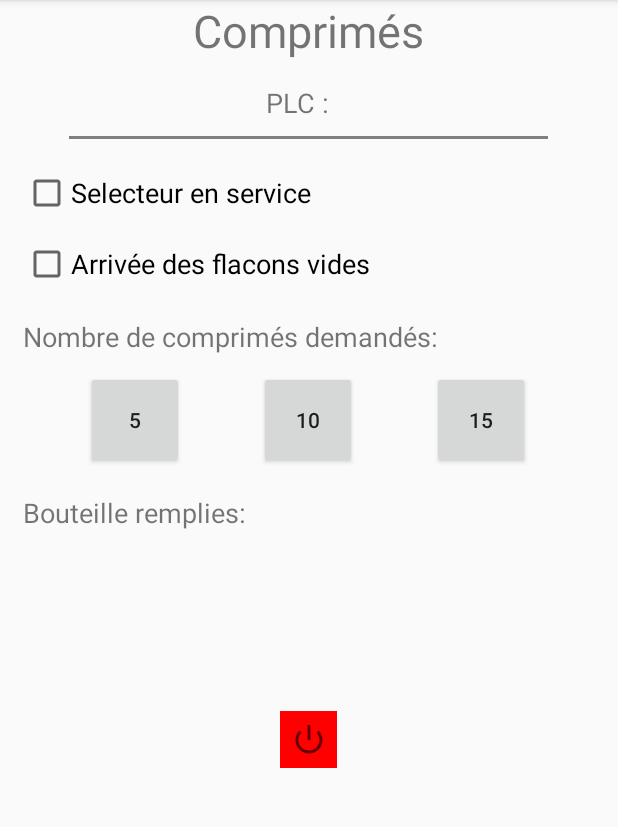
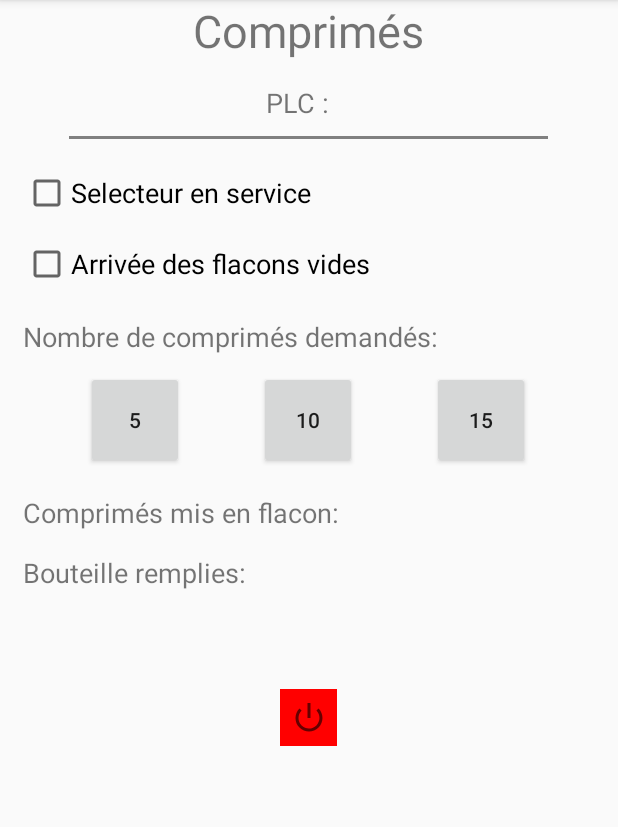
Before and after one commit to l-Legacy-l/S7-PLC-Monitor, an Android app: the AutomatonCompActivity screen opened directly, with no data from a screen before it, on a phone screen of 412 x 824 dp, the part 84-911 px from its top. Run offline under Robolectric (Android 15) with nearby library versions, the phone set to English and light mode, and no system bars.

Commit message:
Ajout d'une information supplémentaire à lire dans le processus de comprimés + gestion des composants graphique lors de la deconnexion a l'automate

```diff
--- a/app/src/main/java/com/example/fabio/plcmonitor/Activity/AutomatonCompActivity.java
+++ b/app/src/main/java/com/example/fabio/plcmonitor/Activity/AutomatonCompActivity.java
@@ -23,15 +23,10 @@ public class AutomatonCompActivity extends AppCompatActivity
     private NetworkInfo network;
     private ConnectivityManager statusConnexion;
 
-    private TextView tv_comp_PLCnumber;
-    private TextView tv_comp_nbBouteille;
-    private CheckBox cb_comp_service;
-    private CheckBox cb_comp_flacon;
-    private Button bt_comp_5;
-    private Button bt_comp_10;
-    private Button bt_comp_15;
+    private TextView tv_comp_PLCnumber, tv_comp_nbBouteille, tv_comp_nbFlacon;
+    private CheckBox cb_comp_service, cb_comp_flacon;
+    private Button bt_comp_5, bt_comp_10, bt_comp_15;
     private ImageButton ib_comp_connexion;
-
 
     @Override
     protected void onCreate(Bundle savedInstanceState)
@@ -44,6 +39,7 @@ public class AutomatonCompActivity extends AppCompatActivity
 
         tv_comp_PLCnumber = (TextView)findViewById(R.id.tv_comp_PLCnumber);
         tv_comp_nbBouteille = (TextView)findViewById(R.id.tv_comp_nbBouteille);
+        tv_comp_nbFlacon = (TextView)findViewById(R.id.tv_comp_nbFlacon);
         cb_comp_service = (CheckBox)findViewById(R.id.cb_comp_service);
         cb_comp_flacon = (CheckBox)findViewById(R.id.cb_comp_flacon);
         bt_comp_5 = (Button)findViewById(R.id.bt_comp_5);
@@ -67,8 +63,8 @@ public class AutomatonCompActivity extends AppCompatActivity
                         Toast.makeText(getApplicationContext(), "Connecté en : " + network.getTypeName(), Toast.LENGTH_SHORT).show();
 
                         try{
-                            readS7 = new ReadTaskS7(v, tv_comp_PLCnumber, tv_comp_nbBouteille, cb_comp_service, cb_comp_flacon, bt_comp_5,
-                                    bt_comp_10, bt_comp_15, ib_comp_connexion,1);
+                            readS7 = new ReadTaskS7(v, tv_comp_PLCnumber, tv_comp_nbBouteille, tv_comp_nbFlacon, cb_comp_service, cb_comp_flacon,
+                                    bt_comp_5, bt_comp_10, bt_comp_15, ib_comp_connexion,1);
                             readS7.Start(Configs.getIp(), Integer.toString(Configs.getRack()), Integer.toString(Configs.getSlot()));
 
                             ib_comp_connexion.setBackgroundColor(getResources().getColor(R.color.green));
--- a/app/src/main/res/layout/activity_automaton_comp.xml
+++ b/app/src/main/res/layout/activity_automaton_comp.xml
@@ -109,6 +109,30 @@
     </LinearLayout>
 
     <LinearLayout
+        android:layout_width="270dp"
+        android:layout_height="wrap_content"
+        android:layout_marginLeft="15dp"
+        android:layout_marginTop="15dp"
+        android:orientation="horizontal">
+
+        <TextView
+            android:id="@+id/textView8"
+            android:layout_width="wrap_content"
+            android:layout_height="match_parent"
+            android:text="Comprimés mis en flacon:  "
+            android:textSize="18sp" />
+
+        <TextView
+            android:id="@+id/tv_comp_nbFlacon"
+            android:layout_width="32dp"
+            android:layout_height="wrap_content"
+            android:layout_marginLeft="5dp"
+            android:textColor="@android:color/black"
+            android:textSize="18sp" />
+    </LinearLayout>
+
+
+    <LinearLayout
         android:layout_width="197dp"
         android:layout_height="wrap_content"
         android:layout_marginLeft="15dp"
@@ -136,7 +160,7 @@
         android:layout_width="38dp"
         android:layout_height="38dp"
         android:layout_gravity="center"
-        android:layout_marginTop="120dp"
+        android:layout_marginTop="65dp"
         android:background="@color/red"
         android:clickable="false"
         android:onClick="onMainClickManager"
```
Also changed, not shown: app/src/main/java/com/example/fabio/plcmonitor/Automaton/ReadTaskS7.java (+25 -10 lines).
